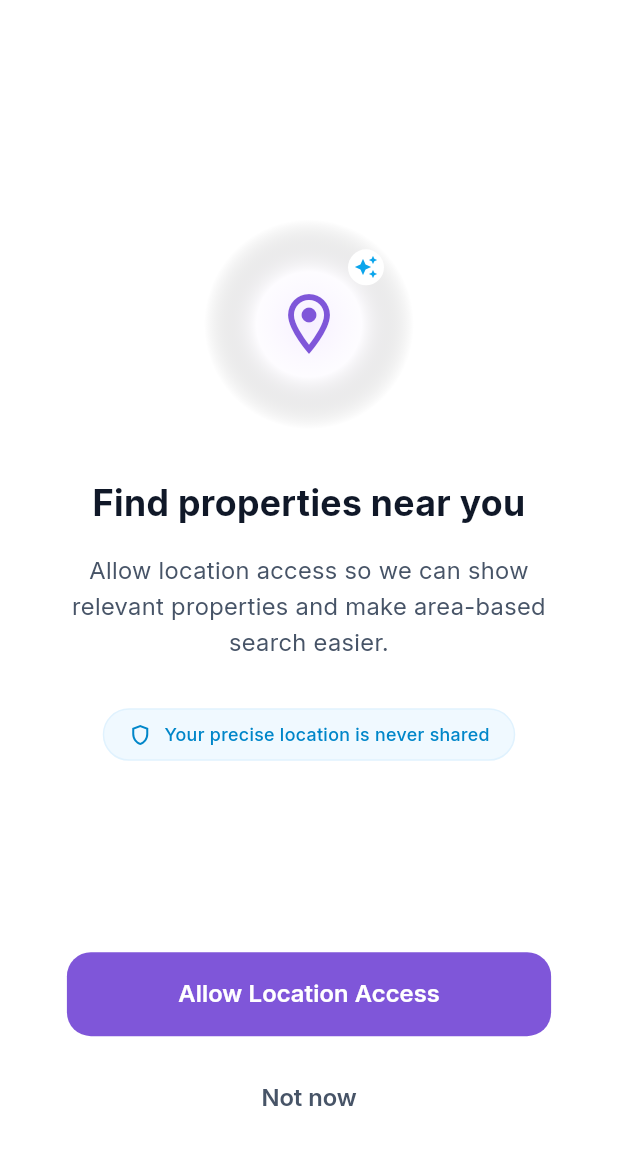
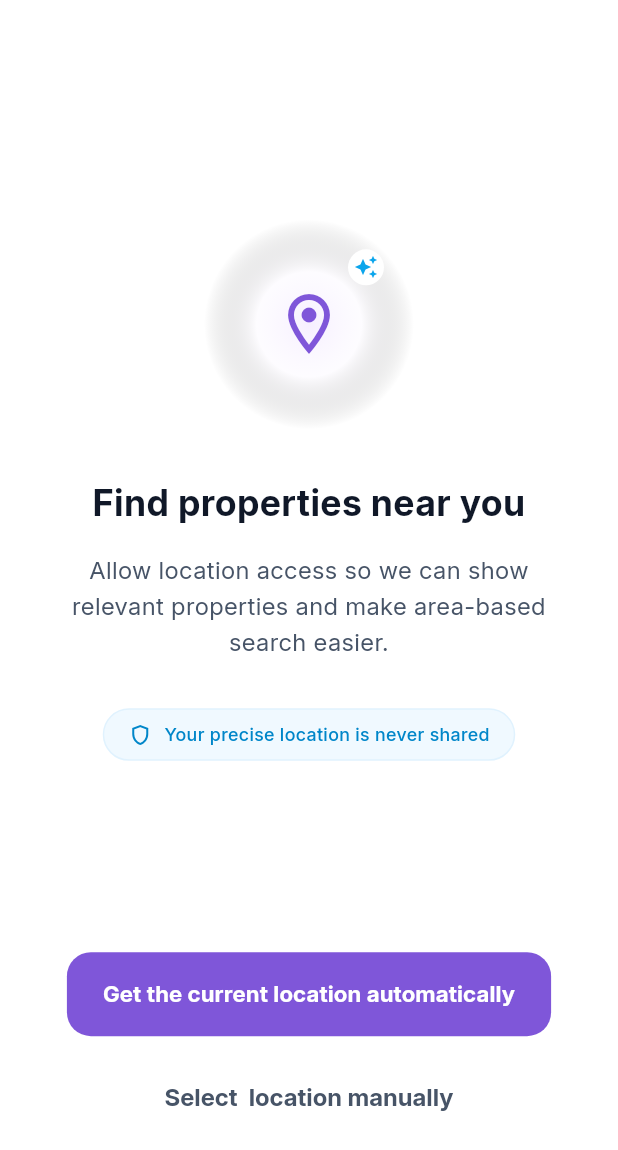
Before and after one commit to Dany126/PropAI, a Flutter app: the LocationPermissionView screen opened directly, on a phone screen of 412 x 824 dp. Shown: the top 1150 px of the screen. Run offline on Flutter 3.47's test engine with Material 3 defaults, Android fonts, the phone set to English and light mode, and no system bars; our stand-ins replace animated_list_plus, dartz, dio, equatable, flutter_bloc, geocoding and 4 more; accounts and stored records are empty.

Commit message:
small edit

```diff
--- a/prop_ai/lib/Features/location/presentation/views/location_permission_view.dart
+++ b/prop_ai/lib/Features/location/presentation/views/location_permission_view.dart
@@ -135,10 +135,13 @@ class LocationPermissionView extends StatelessWidget {
                         borderRadius: BorderRadius.circular(16),
                       ),
                     ),
-                    child: Text(
-                      'Allow Location Access',
-                      style: AppTextStyle.semiBold16.copyWith(
-                        color: AppColors.white,
+                    child: FittedBox(
+                      fit: BoxFit.scaleDown,
+                      child: Text(
+                        'Get the current location automatically',
+                        style: AppTextStyle.bold16.copyWith(
+                          color: AppColors.white,
+                        ),
                       ),
                     ),
                   ),
@@ -150,10 +153,13 @@ class LocationPermissionView extends StatelessWidget {
                   onPressed: () {
                     context.read<LocationCubit>().proceedToSearch();
                   },
-                  child: Text(
-                    'Not now',
-                    style: AppTextStyle.semiBold16.copyWith(
-                      color: AppColors.textSecondary,
+                  child: FittedBox(
+                    fit: BoxFit.scaleDown,
+                    child: Text(
+                      'Select  location manually',
+                      style: AppTextStyle.bold16.copyWith(
+                        color: AppColors.textSecondary,
+                      ),
                     ),
                   ),
                 ),
```
Also changed, not shown: prop_ai/lib/core/theme/app_text_styles.dart (+30 -0 lines).
